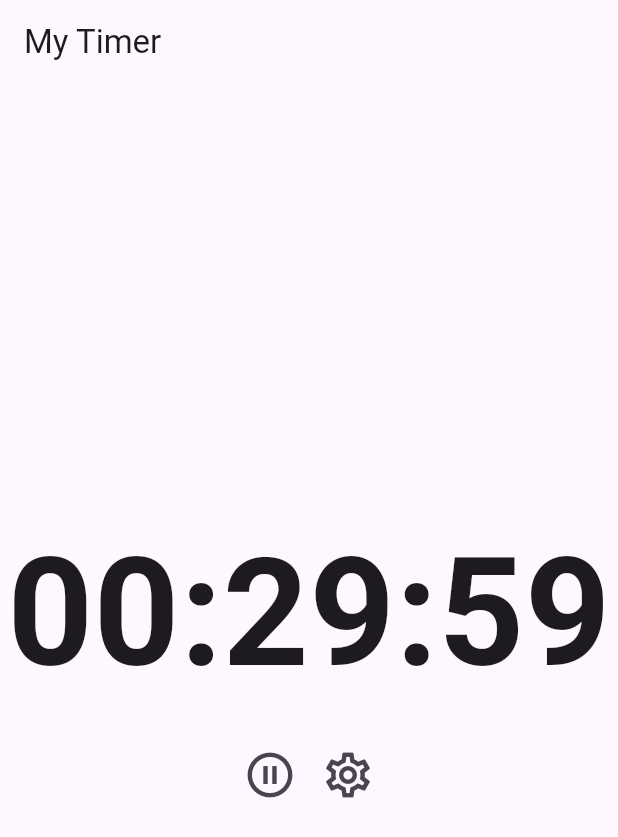
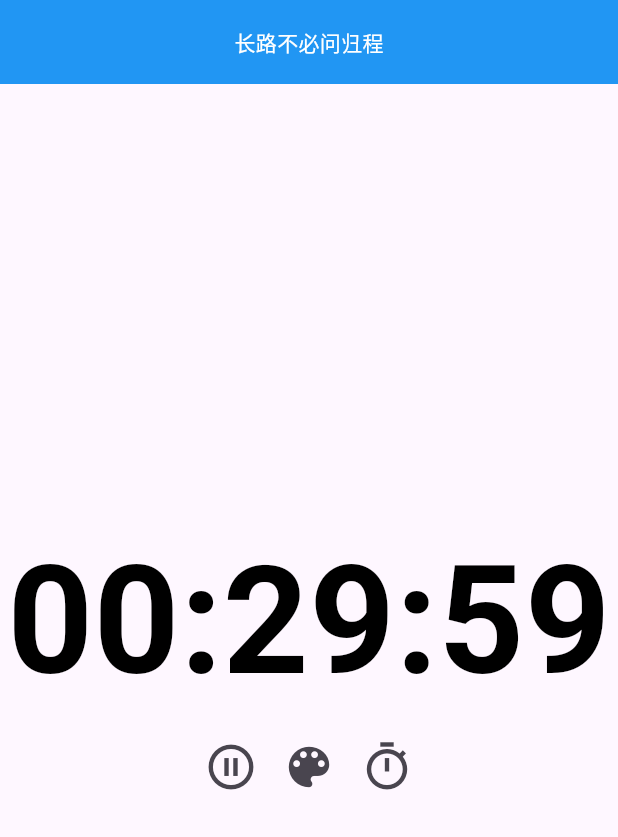
Before and after one commit to bytecrystal/fltimer, a Flutter app: the screen it shows after launch, after a tap on the "play arrow" icon, on a phone screen of 412 x 824 dp. Shown: the top 837 px of the screen. Run offline on Flutter 3.47's test engine with Material 3 defaults, Android fonts, the phone set to English and light mode, and no system bars; our stand-ins replace flutter_colorpicker, shared_preferences; missing offline and left inert: window_manager.

Commit message:
feat: timer colorpicker

```diff
--- /dev/null
+++ b/devtools_options.yaml
@@ -0,0 +1 @@
+extensions:
--- a/lib/main.dart
+++ b/lib/main.dart
@@ -1,10 +1,24 @@
-import 'dart:async';
-
-import 'package:flipclock/views/CountdownScreen.dart';
 import 'package:flipclock/views/TimerScreen.dart';
 import 'package:flutter/material.dart';
+import 'package:window_manager/window_manager.dart';
 
-void main() {
+void main() async {
+  WidgetsFlutterBinding.ensureInitialized();
+  await windowManager.ensureInitialized();
+  WindowOptions windowOptions = WindowOptions(
+    size: Size(600, 280),
+    backgroundColor: Colors.transparent,
+    skipTaskbar: false,
+    titleBarStyle: TitleBarStyle.hidden,
+  );
+  // 确保窗口创建后再显示
+
+  windowManager.waitUntilReadyToShow(windowOptions, () async {
+    await windowManager.show();
+    await windowManager.focus();
+
+    await windowManager.setAlwaysOnTop(true);
+  });
 
   runApp(MyApp());
 }
@@ -19,6 +33,6 @@ class MyApp extends StatelessWidget {
       ),
       // home: ClockScreen(),
       home: TimerScreen(key: const Key("Timer"), duration: Duration(minutes: 30))
-    );// 目标日期设置为当前时间之后的1天    );
+    );
   }
 }
--- a/lib/views/TimerScreen.dart
+++ b/lib/views/TimerScreen.dart
@@ -1,5 +1,8 @@
 import 'dart:async';
 import 'package:flutter/material.dart';
+import 'package:flutter_colorpicker/flutter_colorpicker.dart';
+import 'package:shared_preferences/shared_preferences.dart';
+import 'package:window_manager/window_manager.dart';
 
 class TimerScreen extends StatefulWidget {
   final Duration duration;
@@ -14,6 +17,24 @@ class _TimerScreenState extends State<TimerScreen> {
   Timer? _timer;
   late Duration _duration;
   bool _isRunning = false;
+  Color _timeColor = Colors.black; // 初始化文字颜色为黑色，默认状态
+
+  // 从 Shared Preferences 读取颜色
+  Future<void> _loadColor() async {
+    final prefs = await SharedPreferences.getInstance();
+    int? colorValue = prefs.getInt("timeColor");
+    if (colorValue != null) {
+      setState(() {
+        _timeColor = Color(colorValue);
+      });
+    }
+  }
+
+  // 将颜色保存到 Shared Preferences
+  Future<void> _saveColor(Color color) async {
+    final prefs = await SharedPreferences.getInstance();
+    prefs.setInt('timeColor', color.value);
+  }
 
   void _toggleTimer() {
     if (_timer != null && _timer!.isActive) {
@@ -40,10 +61,44 @@ class _TimerScreenState extends State<TimerScreen> {
     }
   }
 
+  Future<void> _colorPickerDialog() async {
+    return showDialog(
+      context: context,
+      builder: (BuildContext context) {
+        return AlertDialog(
+          title: Text('选择颜色'),
+          content: SingleChildScrollView(
+            child: ColorPicker(
+              pickerColor: _timeColor,
+              onColorChanged: (Color color) {
+                setState(() => _timeColor = color);
+              },
+              colorPickerWidth: 80,
+            ),
+          ),
+          actions: <Widget>[
+            ElevatedButton(
+              child: Text('确定'),
+              onPressed: () {
+                Navigator.of(context).pop();
+              },
+            ),
+          ],
+        );
+      },
+    );
+  }
+  // 添加一个功能来选择颜色
+  void _pickColor() async {
+    await _colorPickerDialog();
+    _saveColor(_timeColor);
+  }
+
   @override
   void initState() {
     super.initState();
     _duration = widget.duration;
+    _loadColor(); // 加载颜色
   }
 
   @override
@@ -57,6 +112,9 @@ class _TimerScreenState extends State<TimerScreen> {
   Future<void> _showTimePickerDialog() async {
     final TimeOfDay? picked = await showTimePicker(
       context: context,
+      confirmText: "确定",
+      cancelText: "取消",
+      helpText: '选择时间',
       initialTime: TimeOfDay(
         hour: _duration.inHours,
         minute: _duration.inMinutes.remainder(60),
@@ -78,8 +136,28 @@ class _TimerScreenState extends State<TimerScreen> {
     final seconds = twoDigits(_duration.inSeconds.remainder(60));
 
     return Scaffold(
-      appBar: AppBar(
-        title: Text('My Timer'),
+      // 创建一个可拖动的自定义标题栏
+      appBar: PreferredSize(
+        preferredSize: Size.fromHeight(kToolbarHeight),
+        child: MouseRegion(
+          cursor: SystemMouseCursors.click,
+          child: GestureDetector(
+            // 当用户在这个区域按下鼠标时，调用 WindowManager.startDragging
+            onPanStart: (_) => windowManager.startDragging(),
+            child: Container(
+              // 装饰你的自定义标题栏
+              color: Colors.blue,
+              child: Center(
+                child: Text(
+                  '长路不必问归程',
+                  style: TextStyle(
+                    color: Colors.white,
+                  ),
+                ),
+              ),
+            ),
+          ),
+        ),
       ),
       body: Center(
         child: Column(
@@ -90,9 +168,10 @@ class _TimerScreenState extends State<TimerScreen> {
               style: TextStyle(
                 fontSize: 100,
                 fontWeight: FontWeight.bold,
+                color: _timeColor
               ),
             ),
-            SizedBox(height: 10),
+            // SizedBox(height: 5),
             Row(
               mainAxisAlignment: MainAxisAlignment.center,
               children: [
@@ -101,9 +180,16 @@ class _TimerScreenState extends State<TimerScreen> {
                   onPressed: _toggleTimer,
                   iconSize: 36, // 可以自定义图标大小
                 ),
+                // 定义按钮来选择颜色
+                IconButton(
+                  icon: Icon(Icons.color_lens),
+                  onPressed: _pickColor,
+                  iconSize: 36,
+                  tooltip: '选择颜色', // 提供一个工具提示
+                ),
                 // SizedBox(height: 20,),
                 IconButton(
-                  icon: Icon(Icons.settings_outlined),
+                  icon: Icon(Icons.timer_outlined),
                   onPressed: _showTimePickerDialog,
                   iconSize: 36, // 可以自定义图标大小
                 ),
--- a/pubspec.yaml
+++ b/pubspec.yaml
@@ -36,7 +36,9 @@ dependencies:
   # Use with the CupertinoIcons class for iOS style icons.
   cupertino_icons: ^1.0.2
   provider: ^6.1.1
-  window_manager: ^0.3.8
+  window_manager: ^0.3.5
+  flutter_colorpicker: ^1.0.3
+  shared_preferences: ^2.2.2
 
 dev_dependencies:
   flutter_test:
```
Also changed, not shown: pubspec.lock, 5 other files.
